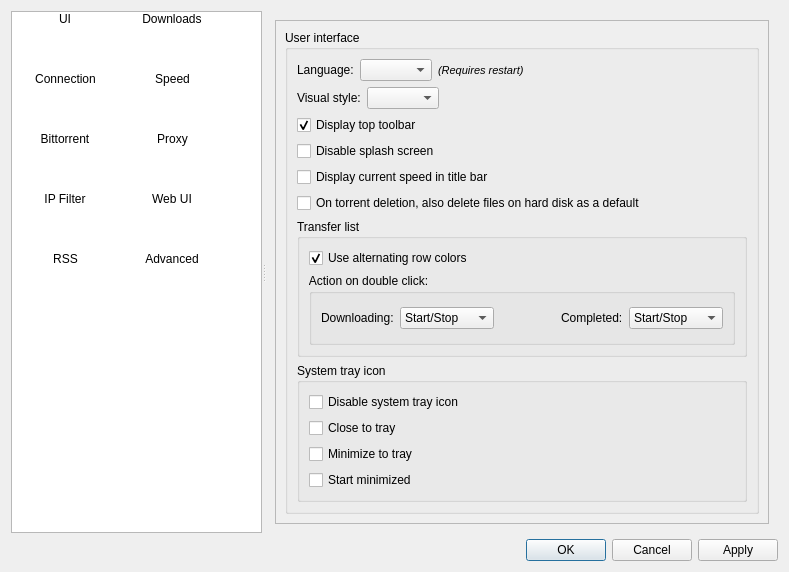
Old version of the form src/ui/options.ui in the repository SysAdminDoc/qBittorrent-Vanced.
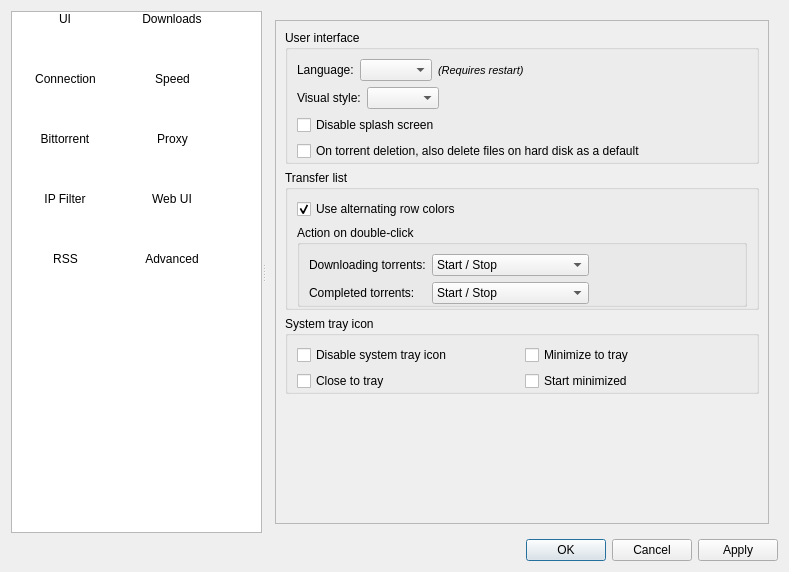
New version of the form. Icons and pictures are not drawn.

Commit message: Simplifying program options

Patch:
```diff
--- a/src/ui/options.ui
+++ b/src/ui/options.ui
@@ -17,7 +17,7 @@
    </sizepolicy>
   </property>
   <property name="windowTitle">
-   <string>Preferences</string>
+   <string>Options</string>
   </property>
   <layout class="QVBoxLayout" name="verticalLayout_3">
    <item>
@@ -240,9 +240,9 @@
            <property name="geometry">
             <rect>
              <x>0</x>
-             <y>-109</y>
-             <width>506</width>
-             <height>515</height>
+             <y>0</y>
+             <width>524</width>
+             <height>406</height>
             </rect>
            </property>
            <layout class="QVBoxLayout" name="verticalLayout_9">
@@ -252,6 +252,9 @@
                <string>User interface</string>
               </property>
               <layout class="QVBoxLayout" name="verticalLayout_8">
+               <property name="bottomMargin">
+                <number>0</number>
+               </property>
                <item>
                 <layout class="QHBoxLayout">
                  <item>
@@ -335,16 +338,6 @@
                  </item>
                 </layout>
                </item>
-               <item>
-                <widget class="QCheckBox" name="checkDisplayToolbar">
-                 <property name="text">
-                  <string>Display top toolbar</string>
-                 </property>
-                 <property name="checked">
-                  <bool>true</bool>
-                 </property>
-                </widget>
-               </item>
                <item>
                 <widget class="QCheckBox" name="checkNoSplash">
                  <property name="text">
@@ -352,13 +345,6 @@
                  </property>
                 </widget>
                </item>
-               <item>
-                <widget class="QCheckBox" name="checkSpeedInTitle">
-                 <property name="text">
-                  <string>Display current speed in title bar</string>
-                 </property>
-                </widget>
-               </item>
                <item>
                 <widget class="QCheckBox" name="checkDeleteTorrentFiles">
                  <property name="text">
@@ -366,12 +352,18 @@
                  </property>
                 </widget>
                </item>
+              </layout>
+             </widget>
+            </item>
                <item>
                 <widget class="QGroupBox" name="groupBox_4">
                  <property name="title">
                   <string>Transfer list</string>
                  </property>
-                 <layout class="QVBoxLayout" name="verticalLayout_27">
+              <layout class="QVBoxLayout" name="verticalLayout_4">
+               <property name="bottomMargin">
+                <number>0</number>
+               </property>
                   <item>
                    <widget class="QCheckBox" name="checkAltRowColors">
                     <property name="text">
@@ -383,36 +375,31 @@
                    </widget>
                   </item>
                   <item>
-                   <widget class="QGroupBox" name="ActDblClickBox">
-                    <property name="sizePolicy">
-                     <sizepolicy hsizetype="Expanding" vsizetype="Expanding">
-                      <horstretch>0</horstretch>
-                      <verstretch>0</verstretch>
-                     </sizepolicy>
-                    </property>
-                    <property name="styleSheet">
-                     <string notr="true">QGroupBox::title {
-font-weight: normal;
-margin-left: -2px;
-}
-QGroupBox {
-  border-width: 0;
-}</string>
+                <widget class="QGroupBox" name="groupBox_7">
+                 <property name="font">
+                  <font>
+                   <weight>50</weight>
+                   <bold>false</bold>
+                  </font>
                     </property>
                     <property name="title">
-                     <string comment="Action executed when doucle-clicking on an item in transfer (download/upload) list">Action on double click:</string>
-                    </property>
-                    <layout class="QVBoxLayout" name="verticalLayout_4">
-                     <item>
-                      <layout class="QHBoxLayout" name="_4">
-                       <item>
+                  <string>Action on double-click</string>
+                 </property>
+                 <property name="flat">
+                  <bool>true</bool>
+                 </property>
+                 <layout class="QGridLayout" name="gridLayout">
+                  <property name="bottomMargin">
+                   <number>0</number>
+                  </property>
+                  <item row="0" column="0">
                         <widget class="QLabel" name="lblDlList_2">
                          <property name="text">
-                          <string>Downloading:</string>
+                     <string>Downloading torrents:</string>
                          </property>
                         </widget>
                        </item>
-                       <item>
+                  <item row="0" column="1">
                         <widget class="QComboBox" name="actionTorrentDlOnDblClBox">
                          <property name="sizePolicy">
                           <sizepolicy hsizetype="Preferred" vsizetype="Fixed">
@@ -425,12 +412,12 @@
                          </property>
                          <item>
                           <property name="text">
-                           <string>Start/Stop</string>
+                      <string>Start / Stop</string>
                           </property>
                          </item>
                          <item>
                           <property name="text">
-                           <string>Open folder</string>
+                      <string>Open destination folder</string>
                           </property>
                          </item>
                          <item>
@@ -440,36 +427,23 @@
                          </item>
                         </widget>
                        </item>
-                       <item>
-                        <spacer>
-                         <property name="orientation">
-                          <enum>Qt::Horizontal</enum>
-                         </property>
-                         <property name="sizeHint" stdset="0">
-                          <size>
-                           <width>40</width>
-                           <height>20</height>
-                          </size>
-                         </property>
-                        </spacer>
-                       </item>
-                       <item>
+                  <item row="1" column="0">
                         <widget class="QLabel" name="lblUploadList">
                          <property name="text">
-                          <string>Completed:</string>
+                     <string>Completed torrents:</string>
                          </property>
                         </widget>
                        </item>
-                       <item>
+                  <item row="1" column="1">
                         <widget class="QComboBox" name="actionTorrentFnOnDblClBox">
                          <item>
                           <property name="text">
-                           <string>Start/Stop</string>
+                      <string>Start / Stop</string>
                           </property>
                          </item>
                          <item>
                           <property name="text">
-                           <string>Open folder</string>
+                      <string>Open destination folder</string>
                           </property>
                          </item>
                          <item>
@@ -479,7 +453,18 @@
                          </item>
                         </widget>
                        </item>
-                      </layout>
+                  <item row="0" column="2">
+                   <spacer name="horizontalSpacer_6">
+                    <property name="orientation">
+                     <enum>Qt::Horizontal</enum>
+                    </property>
+                    <property name="sizeHint" stdset="0">
+                     <size>
+                      <width>40</width>
+                      <height>20</height>
+                     </size>
+                    </property>
+                   </spacer>
                      </item>
                     </layout>
                    </widget>
@@ -487,29 +472,23 @@
                  </layout>
                 </widget>
                </item>
-               <item>
-                <layout class="QHBoxLayout" name="horizontalLayout_3">
                  <item>
                   <widget class="QGroupBox" name="systrayBox">
                    <property name="title">
                     <string>System tray icon</string>
                    </property>
-                   <layout class="QVBoxLayout">
-                    <item>
+              <layout class="QGridLayout" name="gridLayout_2">
+               <property name="bottomMargin">
+                <number>0</number>
+               </property>
+               <item row="0" column="0">
                      <widget class="QCheckBox" name="checkNoSystray">
                       <property name="text">
                        <string>Disable system tray icon</string>
                       </property>
                      </widget>
                     </item>
-                    <item>
-                     <widget class="QCheckBox" name="checkCloseToSystray">
-                      <property name="text">
-                       <string comment="i.e: The systray tray icon will still be visible when closing the main window.">Close to tray</string>
-                      </property>
-                     </widget>
-                    </item>
-                    <item>
+               <item row="0" column="1">
                      <widget class="QCheckBox" name="checkMinimizeToSysTray">
                       <property name="text">
                        <string>Minimize to tray</string>
@@ -519,7 +498,14 @@
                       </property>
                      </widget>
                     </item>
-                    <item>
+               <item row="1" column="0">
+                <widget class="QCheckBox" name="checkCloseToSystray">
+                 <property name="text">
+                  <string comment="i.e: The systray tray icon will still be visible when closing the main window.">Close to tray</string>
+                 </property>
+                </widget>
+               </item>
+               <item row="1" column="1">
                      <widget class="QCheckBox" name="checkStartMinimized">
                       <property name="text">
                        <string>Start minimized</string>
@@ -529,10 +515,18 @@
                    </layout>
                   </widget>
                  </item>
-                </layout>
-               </item>
-              </layout>
-             </widget>
+            <item>
+             <spacer name="verticalSpacer_4">
+              <property name="orientation">
+               <enum>Qt::Vertical</enum>
+              </property>
+              <property name="sizeHint" stdset="0">
+               <size>
+                <width>20</width>
+                <height>40</height>
+               </size>
+              </property>
+             </spacer>
             </item>
            </layout>
           </widget>
@@ -3046,8 +3040,8 @@
             <rect>
              <x>0</x>
              <y>0</y>
-             <width>98</width>
-             <height>28</height>
+             <width>62</width>
+             <height>18</height>
             </rect>
            </property>
            <layout class="QVBoxLayout" name="verticalLayout_36"/>
```
Left out of the diff: 1 changed line with no effect on the pictures. Lines whose indentation alone changed are shown as unchanged. The commit also changes 7 other files.
